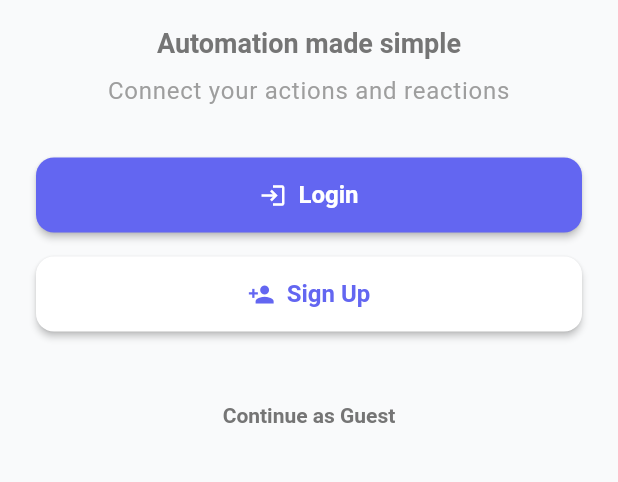
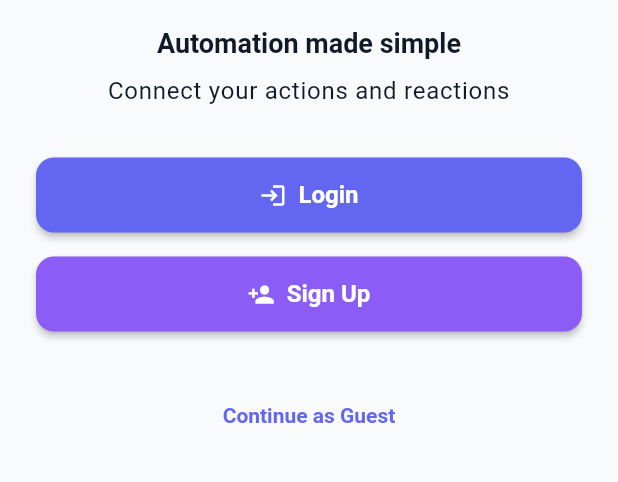
Before and after one commit to Enoal-Fauchille-Bolle/AREA, a Flutter app: the screen it shows after launch, on a phone screen of 412 x 824 dp, the part 312-794 px from its top. Run offline on Flutter 3.47's test engine with Material 3 defaults, Android fonts, the light colour scheme and no system bars; our stand-ins replace flutter_dotenv, shared_preferences, webview_flutter.

Commit message:
feat: enhance basic navigation pages

```diff
--- a/mobile-client/lib/pages/welcome_page.dart
+++ b/mobile-client/lib/pages/welcome_page.dart
@@ -25,7 +25,7 @@ class WelcomePage extends StatelessWidget {
                   Icon(
                     Icons.flash_on,
                     size: 100,
-                    color: Theme.of(context).primaryColor,
+                    color: Theme.of(context).colorScheme.primary,
                   ),
                   const SizedBox(height: 24),
 
@@ -43,18 +43,14 @@ class WelcomePage extends StatelessWidget {
                   // App Subtitle
                   Text(
                     'Automation made simple',
-                    style: Theme.of(
-                      context,
-                    ).textTheme.titleLarge?.copyWith(color: Colors.grey[600]),
+                    style: Theme.of(context).textTheme.titleLarge,
                     textAlign: TextAlign.center,
                   ),
                   const SizedBox(height: 8),
 
                   Text(
                     'Connect your actions and reactions',
-                    style: Theme.of(
-                      context,
-                    ).textTheme.bodyLarge?.copyWith(color: Colors.grey[500]),
+                    style: Theme.of(context).textTheme.bodyLarge,
                     textAlign: TextAlign.center,
                   ),
 
@@ -77,8 +73,8 @@ class WelcomePage extends StatelessWidget {
                   CustomButton(
                     text: 'Sign Up',
                     icon: Icons.person_add,
-                    backgroundColor: Colors.white,
-                    textColor: Theme.of(context).primaryColor,
+                    backgroundColor: Theme.of(context).colorScheme.secondary,
+                    textColor: Colors.white,
                     onPressed: () {
                       Navigator.of(context).push(
                         MaterialPageRoute(
@@ -99,10 +95,7 @@ class WelcomePage extends StatelessWidget {
                         ),
                       );
                     },
-                    child: Text(
-                      'Continue as Guest',
-                      style: TextStyle(color: Colors.grey[600], fontSize: 14),
-                    ),
+                    child: const Text('Continue as Guest'),
                   ),
                 ],
               ),
```
Also changed, not shown: mobile-client/lib/pages/home_page.dart (+27 -8 lines).
